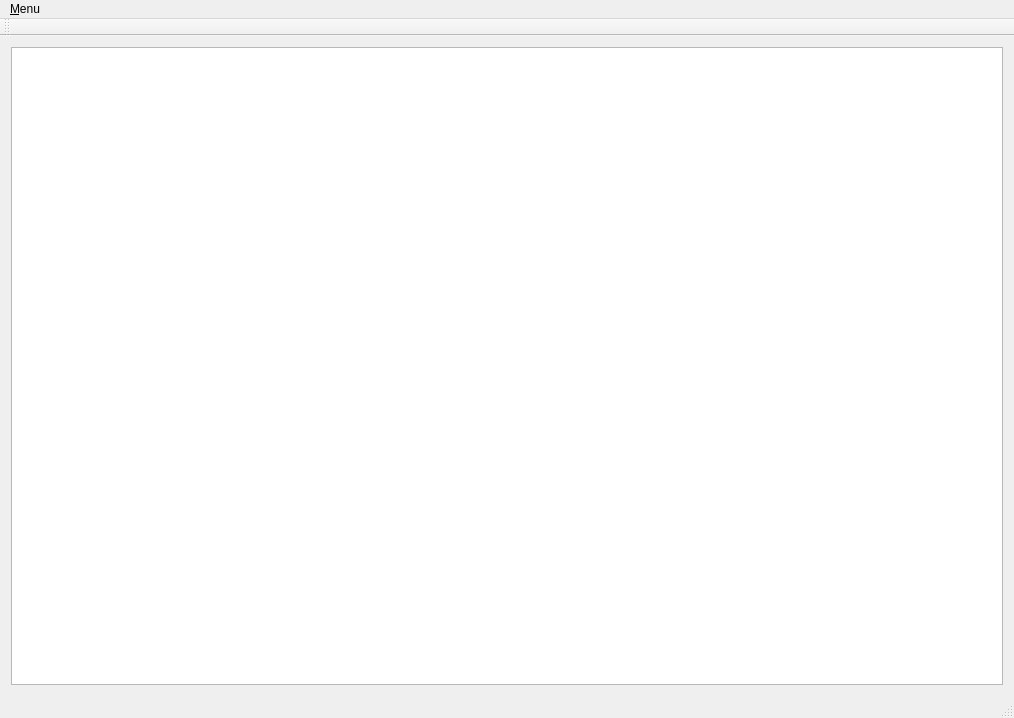
First picture: the form in mainwindow.ui, repository BriceDucardonnoy/EasyWcmDriverCreator, before the edit.
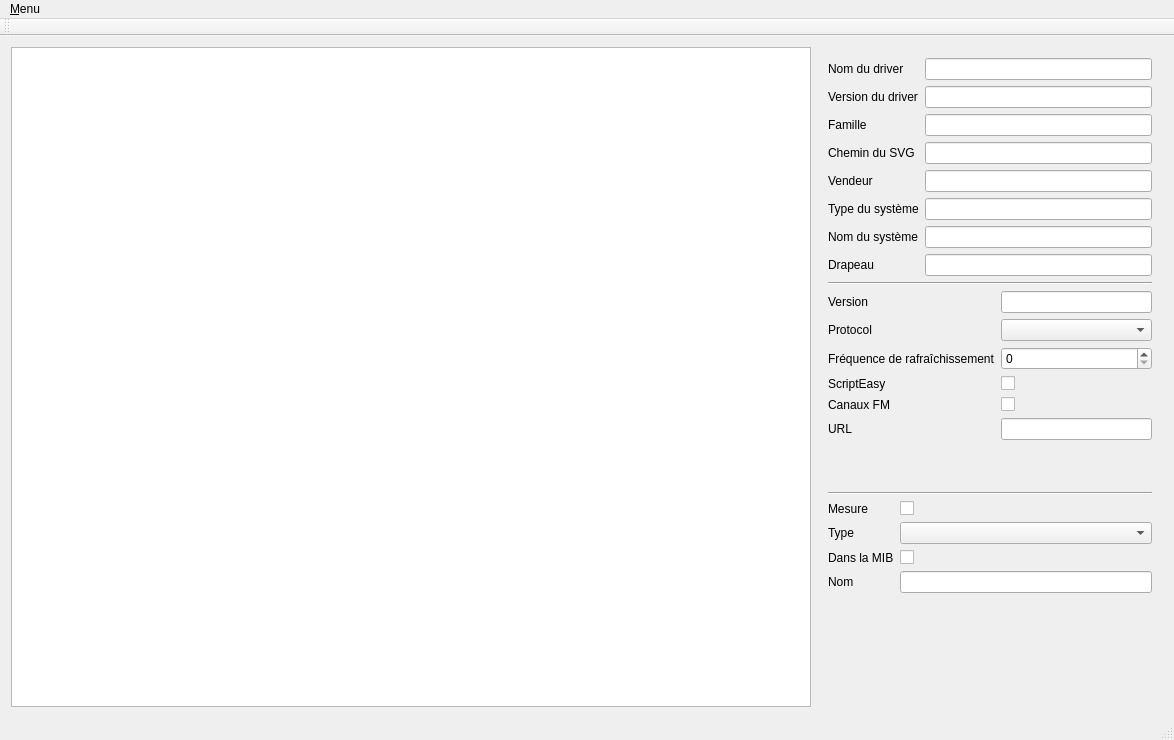
Second picture: the form after the edit.

Commit message: WIP event (un)check

The edit to the form file:
```diff
--- a/mainwindow.ui
+++ b/mainwindow.ui
@@ -6,8 +6,8 @@
    <rect>
     <x>0</x>
     <y>0</y>
-    <width>1014</width>
-    <height>718</height>
+    <width>1174</width>
+    <height>740</height>
    </rect>
   </property>
   <property name="windowTitle">
@@ -16,7 +16,238 @@
   <widget class="QWidget" name="centralWidget">
    <layout class="QHBoxLayout" name="horizontalLayout">
     <item>
-     <widget class="QTreeView" name="mibTreeView"/>
+     <widget class="QTreeView" name="mibTreeView">
+      <property name="sizePolicy">
+       <sizepolicy hsizetype="Preferred" vsizetype="Expanding">
+        <horstretch>0</horstretch>
+        <verstretch>0</verstretch>
+       </sizepolicy>
+      </property>
+      <property name="minimumSize">
+       <size>
+        <width>800</width>
+        <height>0</height>
+       </size>
+      </property>
+     </widget>
+    </item>
+    <item>
+     <widget class="QWidget" name="widget" native="true">
+      <layout class="QVBoxLayout" name="verticalLayout_3">
+       <item>
+        <layout class="QFormLayout" name="mainInfoForm">
+         <item row="0" column="0">
+          <widget class="QLabel" name="nomDuDriverLabel">
+           <property name="text">
+            <string>Nom du driver</string>
+           </property>
+          </widget>
+         </item>
+         <item row="0" column="1">
+          <widget class="QLineEdit" name="nomDuDriverLineEdit"/>
+         </item>
+         <item row="1" column="0">
+          <widget class="QLabel" name="versionDuDriverLabel">
+           <property name="text">
+            <string>Version du driver</string>
+           </property>
+          </widget>
+         </item>
+         <item row="1" column="1">
+          <widget class="QLineEdit" name="versionDuDriverLineEdit"/>
+         </item>
+         <item row="2" column="0">
+          <widget class="QLabel" name="familleLabel">
+           <property name="text">
+            <string>Famille</string>
+           </property>
+          </widget>
+         </item>
+         <item row="2" column="1">
+          <widget class="QLineEdit" name="familleLineEdit"/>
+         </item>
+         <item row="3" column="0">
+          <widget class="QLabel" name="cheminDuSVGLabel">
+           <property name="text">
+            <string>Chemin du SVG</string>
+           </property>
+          </widget>
+         </item>
+         <item row="3" column="1">
+          <widget class="QLineEdit" name="cheminDuSVGLineEdit"/>
+         </item>
+         <item row="4" column="0">
+          <widget class="QLabel" name="vendeurLabel">
+           <property name="text">
+            <string>Vendeur</string>
+           </property>
+          </widget>
+         </item>
+         <item row="4" column="1">
+          <widget class="QLineEdit" name="vendeurLineEdit"/>
+         </item>
+         <item row="5" column="0">
+          <widget class="QLabel" name="typeDuSystMeLabel">
+           <property name="text">
+            <string>Type du système</string>
+           </property>
+          </widget>
+         </item>
+         <item row="5" column="1">
+          <widget class="QLineEdit" name="typeDuSystMeLineEdit"/>
+         </item>
+         <item row="6" column="0">
+          <widget class="QLabel" name="nomDuSystMeLabel">
+           <property name="text">
+            <string>Nom du système</string>
+           </property>
+          </widget>
+         </item>
+         <item row="6" column="1">
+          <widget class="QLineEdit" name="nomDuSystMeLineEdit"/>
+         </item>
+         <item row="7" column="0">
+          <widget class="QLabel" name="drapeauLabel">
+           <property name="text">
+            <string>Drapeau</string>
+           </property>
+          </widget>
+         </item>
+         <item row="7" column="1">
+          <widget class="QLineEdit" name="drapeauLineEdit"/>
+         </item>
+        </layout>
+       </item>
+       <item>
+        <widget class="Line" name="line">
+         <property name="orientation">
+          <enum>Qt::Horizontal</enum>
+         </property>
+        </widget>
+       </item>
+       <item>
+        <layout class="QFormLayout" name="driverForm">
+         <property name="sizeConstraint">
+          <enum>QLayout::SetMinimumSize</enum>
+         </property>
+         <item row="0" column="0">
+          <widget class="QLabel" name="versionLabel">
+           <property name="text">
+            <string>Version</string>
+           </property>
+          </widget>
+         </item>
+         <item row="0" column="1">
+          <widget class="QLineEdit" name="versionLineEdit"/>
+         </item>
+         <item row="1" column="0">
+          <widget class="QLabel" name="protocolLabel">
+           <property name="text">
+            <string>Protocol</string>
+           </property>
+          </widget>
+         </item>
+         <item row="1" column="1">
+          <widget class="QComboBox" name="protocolComboBox"/>
+         </item>
+         <item row="2" column="0">
+          <widget class="QLabel" name="refreshRateLabel">
+           <property name="text">
+            <string>Fréquence de rafraîchissement</string>
+           </property>
+          </widget>
+         </item>
+         <item row="2" column="1">
+          <widget class="QSpinBox" name="frQuenceDeRafraChissementSpinBox"/>
+         </item>
+         <item row="3" column="0">
+          <widget class="QLabel" name="scriptEasyLabel">
+           <property name="text">
+            <string>ScriptEasy</string>
+           </property>
+          </widget>
+         </item>
+         <item row="3" column="1">
+          <widget class="QCheckBox" name="scriptEasyCheckBox"/>
+         </item>
+         <item row="4" column="0">
+          <widget class="QLabel" name="canauxFMLabel">
+           <property name="text">
+            <string>Canaux FM</string>
+           </property>
+          </widget>
+         </item>
+         <item row="4" column="1">
+          <widget class="QCheckBox" name="canauxFMCheckBox"/>
+         </item>
+         <item row="5" column="0">
+          <widget class="QLabel" name="uRLLabel">
+           <property name="text">
+            <string>URL</string>
+           </property>
+          </widget>
+         </item>
+         <item row="5" column="1">
+          <widget class="QLineEdit" name="uRLLineEdit"/>
+         </item>
+        </layout>
+       </item>
+       <item>
+        <widget class="Line" name="line_2">
+         <property name="orientation">
+          <enum>Qt::Horizontal</enum>
+         </property>
+        </widget>
+       </item>
+       <item>
+        <layout class="QFormLayout" name="leafForm">
+         <property name="sizeConstraint">
+          <enum>QLayout::SetMaximumSize</enum>
+         </property>
+         <item row="1" column="0">
+          <widget class="QLabel" name="typeLabel">
+           <property name="text">
+            <string>Type</string>
+           </property>
+          </widget>
+         </item>
+         <item row="1" column="1">
+          <widget class="QComboBox" name="typeComboBox"/>
+         </item>
+         <item row="0" column="0">
+          <widget class="QLabel" name="mesureLabel">
+           <property name="text">
+            <string>Mesure</string>
+           </property>
+          </widget>
+         </item>
+         <item row="0" column="1">
+          <widget class="QCheckBox" name="mesureCheckBox"/>
+         </item>
+         <item row="2" column="0">
+          <widget class="QLabel" name="dansLaMIBLabel">
+           <property name="text">
+            <string>Dans la MIB</string>
+           </property>
+          </widget>
+         </item>
+         <item row="2" column="1">
+          <widget class="QCheckBox" name="dansLaMIBCheckBox"/>
+         </item>
+         <item row="3" column="0">
+          <widget class="QLabel" name="nomLabel">
+           <property name="text">
+            <string>Nom</string>
+           </property>
+          </widget>
+         </item>
+         <item row="3" column="1">
+          <widget class="QLineEdit" name="nomLineEdit"/>
+         </item>
+        </layout>
+       </item>
+      </layout>
+     </widget>
     </item>
    </layout>
   </widget>
@@ -25,7 +256,7 @@
     <rect>
      <x>0</x>
      <y>0</y>
-     <width>1014</width>
+     <width>1174</width>
      <height>25</height>
     </rect>
    </property>
```
The commit also changes 9 other files.
